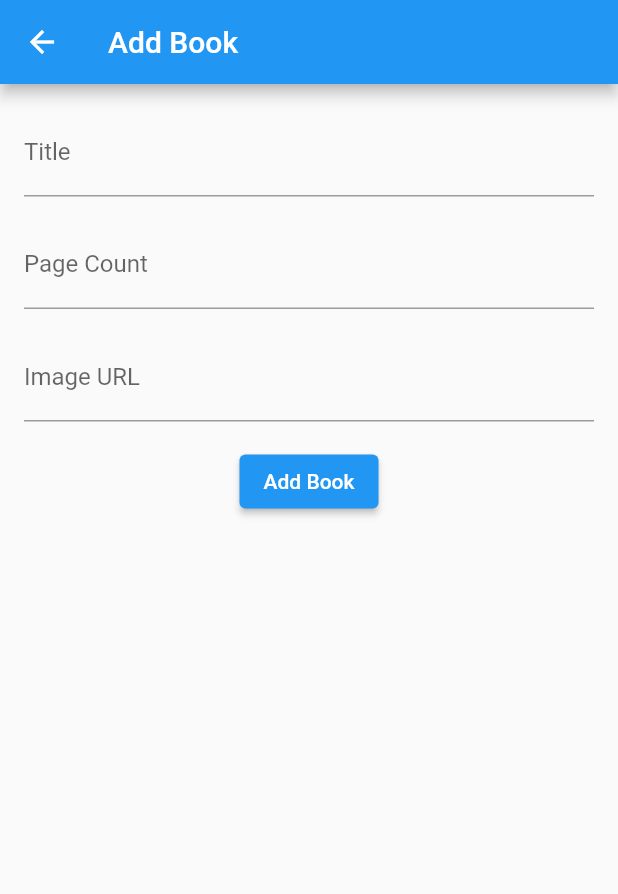
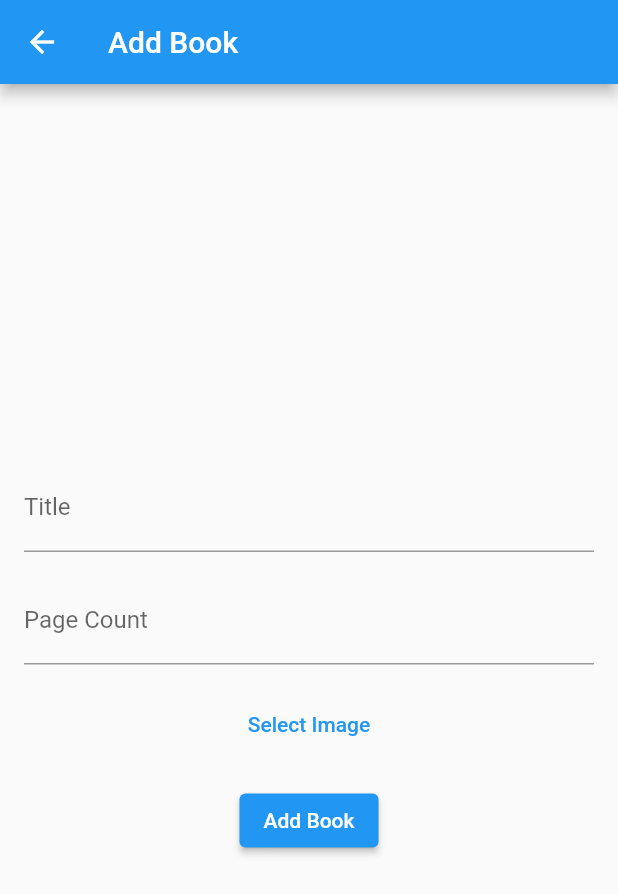
Before and after one commit to offie321/boekenlegger, a Flutter app: the AddBookPage screen opened directly, after a tap on "Add Book", on a phone screen of 412 x 824 dp. Shown: the top 894 px of the screen. Run offline on Flutter 3.47's test engine with Material 2 defaults, Android fonts, the phone set to English and light mode, and no system bars; our stand-ins replace cloud_firestore, firebase_auth, firebase_core, firebase_storage, image_picker; accounts and stored records are empty.

Commit message:
Changed the input of image url to an image upload button and added methods to upload image to the database

```diff
--- a/lib/add_book_page.dart
+++ b/lib/add_book_page.dart
@@ -1,6 +1,11 @@
 import 'package:flutter/material.dart';
 import 'book.dart';
 import 'package:cloud_firestore/cloud_firestore.dart';
+import 'package:image_picker/image_picker.dart';
+import 'dart:io';
+
+import 'package:firebase_storage/firebase_storage.dart' as firebase_storage;
+
 
 
 class AddBookPage extends StatefulWidget {
@@ -12,6 +17,7 @@ class _AddBookPageState extends State<AddBookPage> {
   final TextEditingController titleController = TextEditingController();
   final TextEditingController pageCountController = TextEditingController();
   final TextEditingController imageUrlController = TextEditingController();
+  File? selectedImage;
 
   @override
   Widget build(BuildContext context) {
@@ -22,6 +28,7 @@ class _AddBookPageState extends State<AddBookPage> {
       body: Padding(
         padding: EdgeInsets.all(16.0),
         child: Column(
+          mainAxisAlignment: MainAxisAlignment.center,
           children: [
             TextFormField(
               controller: titleController,
@@ -38,11 +45,17 @@ class _AddBookPageState extends State<AddBookPage> {
               ),
             ),
             SizedBox(height: 16.0),
-            TextFormField(
-              controller: imageUrlController,
-              decoration: InputDecoration(
-                labelText: 'Image URL',
-              ),
+            TextButton(
+              onPressed: () {
+                _selectImage();
+              },
+              child: selectedImage != null
+                  ? Container(
+                  width: 200,
+                  height: 200,
+                  child: Image.file(selectedImage!),
+              )
+                  : Text('Select Image'),
             ),
             SizedBox(height: 16.0),
             ElevatedButton(
@@ -60,14 +73,16 @@ class _AddBookPageState extends State<AddBookPage> {
   Future<void> _addBook() async {
     final String title = titleController.text;
     final int pageCount = int.tryParse(pageCountController.text) ?? 0;
-    final String imageUrl = imageUrlController.text;
 
     // Validate book data
-    if (title.isEmpty || pageCount <= 0 || imageUrl.isEmpty) {
+    if (title.isEmpty || pageCount <= 0 || selectedImage == null) {
       return;
     }
 
     try {
+      // Upload the image file to Firebase Storage and get the image URL
+      final String imageUrl = await _uploadImage();
+
       // Access the Firestore collection and add the book
       final CollectionReference booksCollection =
       FirebaseFirestore.instance.collection('books');
@@ -80,4 +95,42 @@ class _AddBookPageState extends State<AddBookPage> {
       print('Failed to add book: $e');
     }
   }
+
+  Future<String> _uploadImage() async {
+    // Get the reference to the Firebase Storage bucket
+    final firebase_storage.Reference storageRef = firebase_storage.FirebaseStorage.instance.ref();
+
+    // Create a unique file name for the image using a timestamp
+    final String fileName = DateTime.now().millisecondsSinceEpoch.toString();
+
+    // Upload the image file to Firebase Storage
+    final firebase_storage.UploadTask uploadTask =
+    storageRef.child('images/$fileName').putFile(selectedImage!);
+
+    // Get the upload task snapshot to monitor the upload progress
+    final firebase_storage.TaskSnapshot taskSnapshot = await uploadTask.whenComplete(() => null);
+
+    // Check if the upload was successful
+    if (taskSnapshot.state == firebase_storage.TaskState.success) {
+      // Retrieve the image URL
+      final String imageUrl = await taskSnapshot.ref.getDownloadURL();
+
+      // Return the image URL
+      return imageUrl;
+    } else {
+      // Upload failed
+      throw Exception('Image upload failed');
+    }
+  }
+
+  Future<void> _selectImage() async {
+    final ImagePicker picker = ImagePicker();
+    final XFile? pickedImage = await picker.pickImage(source: ImageSource.gallery);
+
+    if (pickedImage != null) {
+      setState(() {
+        selectedImage = File(pickedImage.path);
+      });
+    }
+  }
 }
--- a/pubspec.yaml
+++ b/pubspec.yaml
@@ -37,6 +37,8 @@ dependencies:
   firebase_auth: ^4.6.3
   firebase_core: ^2.14.0
   cloud_firestore: ^4.8.2
+  image_picker: ^1.0.0
+  firebase_storage: ^11.2.4
 
 dev_dependencies:
   flutter_test:
```
Also changed, not shown: pubspec.lock, 5 other files.
